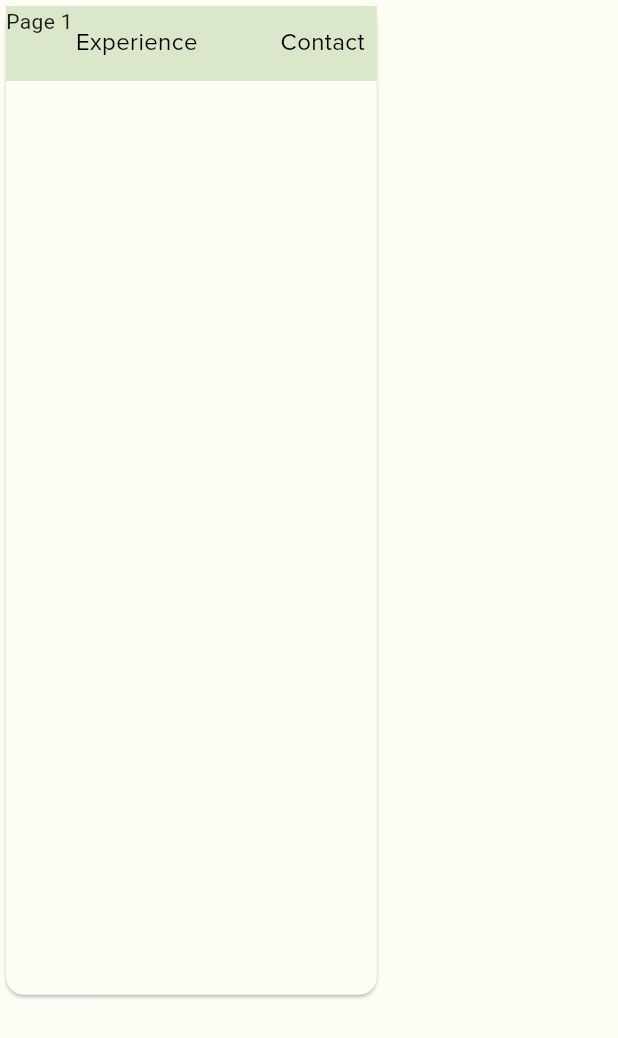
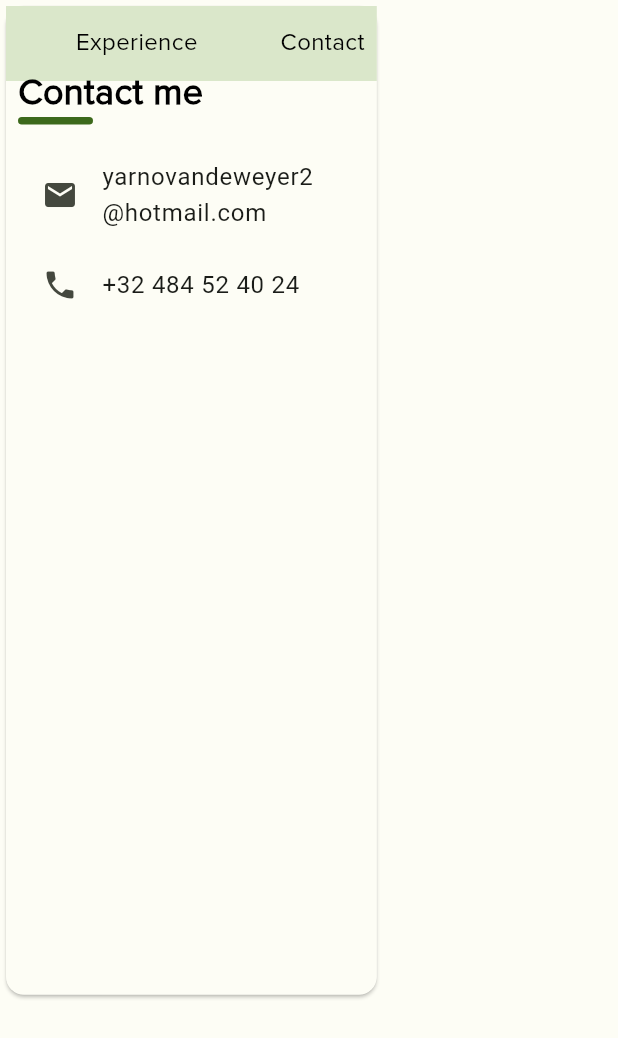
Before and after one commit to YarnoVdW/yarnovdw.github.io, a Flutter app: the MainInfoWidget widget shown alone on an empty page, opened directly, after a tap on "Experience", after a tap on "Contact", on a phone screen of 412 x 824 dp. Shown: the top 1038 px of the screen. Run offline on Flutter 3.47's test engine with Material 2 defaults, Android fonts, the light colour scheme and no system bars; our stand-ins replace font_awesome_flutter; Roboto replaces fonts that are missing (Proxima Nova).

Commit message:
Task: added contact_me page & mailto+telto

```diff
--- /dev/null
+++ b/lib/code/pages/contact_me_page.dart
@@ -0,0 +1,61 @@
+import 'package:flutter/material.dart';
+import 'package:flutter/services.dart';
+import 'package:portfolio/code/pages/about_page.dart';
+import 'package:portfolio/code/styles.dart';
+import 'package:url_launcher/url_launcher.dart';
+
+
+class ContactMePage extends StatelessWidget {
+  const ContactMePage({super.key});
+
+  Future<void> _launchMailClient() async {
+    final Uri url = Uri.parse('mailto:yarnovandeweyer2@hotmail.com');
+    try {
+      await launchUrl(url);
+    } catch (e) {
+      throw 'Could not launch $e';
+    }
+  }
+  Future<void> _launchPhoneClient() async {
+    final Uri url = Uri.parse('tel:+32 484 52 40 24');
+    try {
+      await launchUrl(url);
+    } catch (e) {
+      throw 'Could not launch $e';
+    }
+  }
+
+  @override
+  Widget build(BuildContext context) {
+    return Padding(
+      padding: const EdgeInsets.all(8.0),
+      child: Column(
+        crossAxisAlignment: CrossAxisAlignment.start,
+        children: [
+          const SizedBox(height: 32),
+          const Text(
+            'Contact me',
+            style: Styles.defaultTitleTextStyle,
+          ),
+          // small vertical line
+          const VerticalDevider(),
+          const SizedBox(height: 15),
+          ListTile(
+            leading: const Icon(Icons.email),
+            title: const Text('yarnovandeweyer2@hotmail.com'),
+            onTap: () {
+              _launchMailClient();
+            },
+          ),
+          ListTile(
+            leading: const Icon(Icons.phone),
+            title: const Text('+32 484 52 40 24'),
+            onTap: () {
+              _launchPhoneClient();
+            },
+          ),
+        ],
+      ),
+    );
+  }
+}
--- a/pubspec.yaml
+++ b/pubspec.yaml
@@ -36,6 +36,7 @@ dependencies:
   # Use with the CupertinoIcons class for iOS style icons.
   cupertino_icons: ^1.0.2
   font_awesome_flutter: ^10.5.0
+  url_launcher: ^6.1.12
 
 dev_dependencies:
   flutter_test:
@@ -63,6 +64,9 @@ flutter:
   # assets:
   #   - images/a_dot_burr.jpeg
   #   - images/a_dot_ham.jpeg
+  assets:
+    - assets/profilePic.png
+
 
   # An image asset can refer to one or more resolution-specific "variants", see
   # https://flutter.dev/assets-and-images/#resolution-aware
```
Also changed, not shown: lib/home.dart (+42 -31 lines), pubspec.lock, 12 other files.
